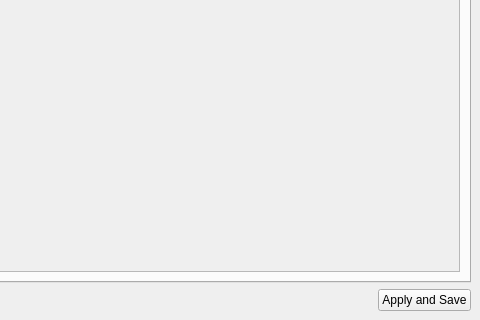
The window that FoxyFace/src/ui/qtcreator/CalibrationSettings.ui (Jeka8833/FoxyFace) describes before a commit, drawn with Qt 5; both pictures show x 320 to 800 and y 280 to 600 of the 800 by 600 pixel window.
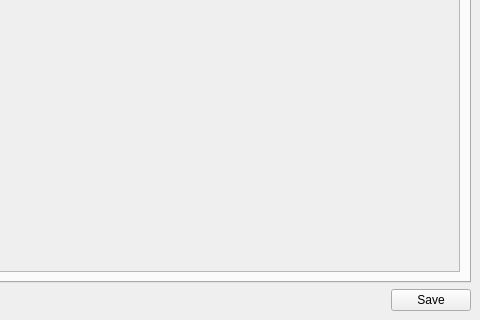
The same window after the commit.

```diff
--- a/FoxyFace/src/ui/qtcreator/CalibrationSettings.ui
+++ b/FoxyFace/src/ui/qtcreator/CalibrationSettings.ui
@@ -160,7 +160,7 @@
       <item>
        <widget class="QPushButton" name="save_btn">
         <property name="text">
-         <string>Apply and Save</string>
+         <string>Save</string>
         </property>
        </widget>
       </item>
```
